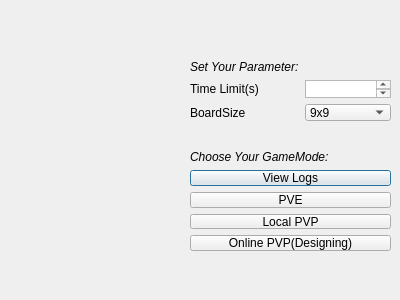
Qt form NoGo-Task1-2.0/dialogchoosemode.ui (SakuraMarble/Team9_Final) before a commit.
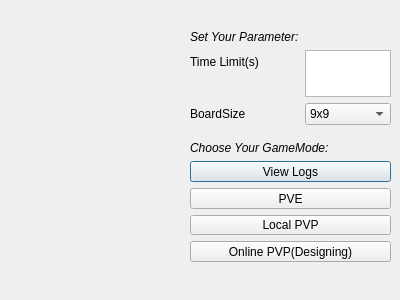
The same form after that commit.

Commit message: 调整被挤压的ui按钮大小

What changed in the file:
```diff
--- a/NoGo-Task1-2.0/dialogchoosemode.ui
+++ b/NoGo-Task1-2.0/dialogchoosemode.ui
@@ -30,9 +30,9 @@
    <property name="geometry">
     <rect>
      <x>190</x>
-     <y>150</y>
+     <y>141</y>
      <width>201</width>
-     <height>101</height>
+     <height>121</height>
     </rect>
    </property>
    <layout class="QVBoxLayout" name="verticalLayout">
@@ -76,13 +76,13 @@
     </item>
    </layout>
   </widget>
-  <widget class="QWidget" name="">
+  <widget class="QWidget" name="layoutWidget">
    <property name="geometry">
     <rect>
      <x>190</x>
-     <y>60</y>
+     <y>30</y>
      <width>201</width>
-     <height>61</height>
+     <height>95</height>
     </rect>
    </property>
    <layout class="QFormLayout" name="formLayout">
```
